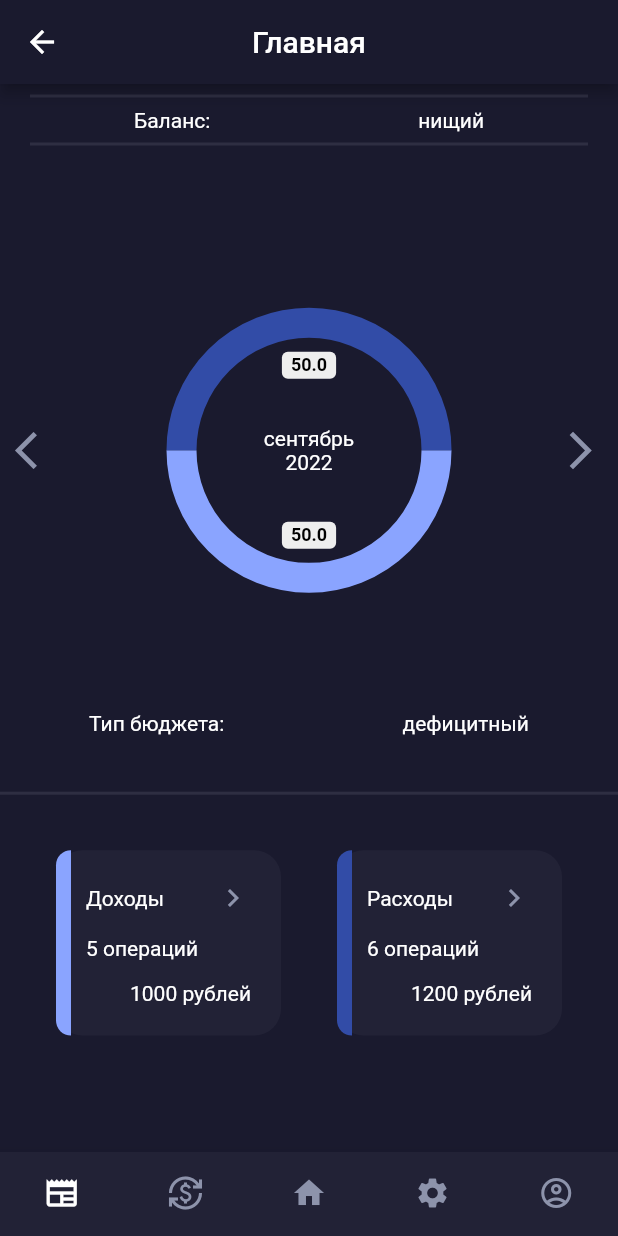
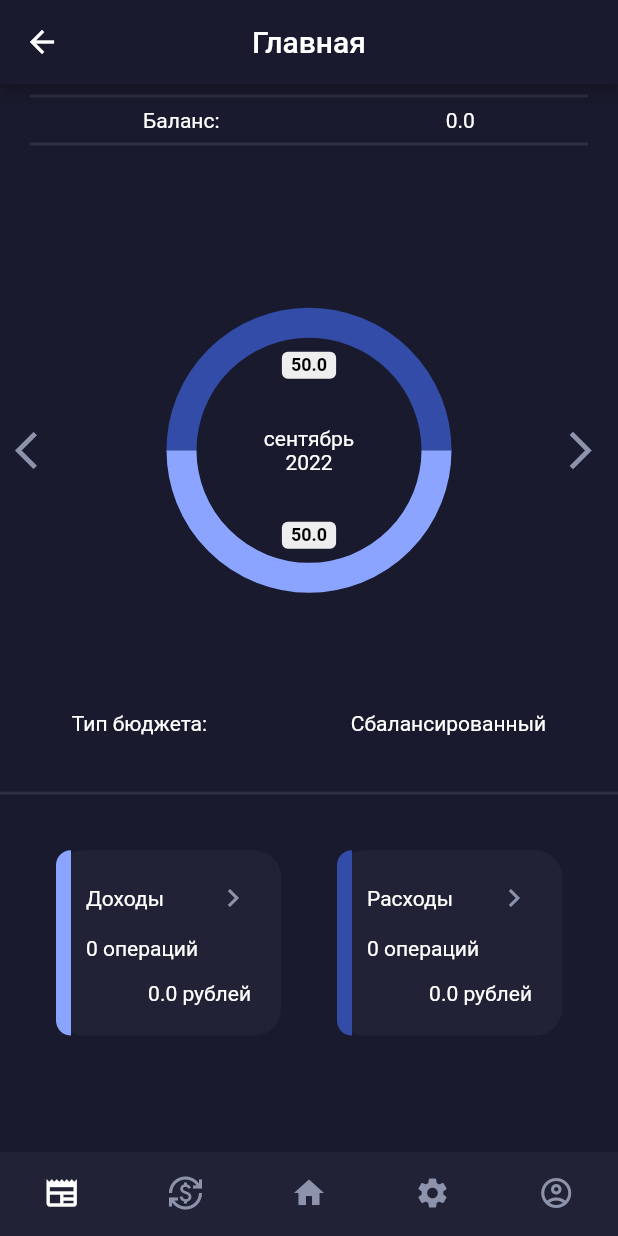
Before and after one commit to EvseevArtem26/SugarDuck, a Flutter app: the HomePage screen opened by its route, on a phone screen of 412 x 824 dp. Run offline on Flutter 3.47's test engine with Material 2 defaults, Android fonts, the phone set to English and light mode, and no system bars; drawn by our look-alikes of card_swiper, pie_chart; our stand-ins replace dropdown_button2, google_fonts, sqflite; accounts and stored records are empty.

Commit message:
Base functionality of home page

```diff
--- a/lib/database_utility/client_manager.dart
+++ b/lib/database_utility/client_manager.dart
@@ -3,11 +3,19 @@ import 'package:sugar_duck/database_entities/client.dart';
 
 class ClientManager {
   static int currentClientID = -1;
+  static bool isConfirmed = false;
 
   static newClient(Client newClient) async {
     final db = await DatabaseManager.db.database;
     var table = await db.rawQuery("SELECT MAX(id)+1 as id FROM Client");
-    int id = int.parse(table.first["id"].toString());
+    print(table);
+    var t = table.first["id"];
+    int id = 0;
+    if (t != null)
+    {
+      int id = int.parse(t.toString());
+    }
+
     newClient.id = id;
 
     var res = await db.insert("Client", newClient.toJson());
@@ -20,11 +28,21 @@ class ClientManager {
     return res.isNotEmpty ? Client.fromJson(res.first) : null;
   }
 
+  static confirm(String email, String password) async {
+    final db = await DatabaseManager.db.database;
+    getAllClients();
+    var res = await db.query("Client",
+        where: "email = ? AND password = ?", whereArgs: [email, password]);
+    isConfirmed = res.isNotEmpty;
+    currentClientID = int.parse(res.first["id"].toString());
+    print("Client id $currentClientID");
+  }
+
   static getAllClients() async {
     final db = await DatabaseManager.db.database;
     var res = await db.query("Client");
     List<Client> clients =
-    res.isNotEmpty ? res.map((json) => Client.fromJson(json)).toList() : [];
+        res.isNotEmpty ? res.map((json) => Client.fromJson(json)).toList() : [];
     return clients;
   }
 
--- a/lib/database_utility/operation_manager.dart
+++ b/lib/database_utility/operation_manager.dart
@@ -19,6 +19,33 @@ class OperationManager {
     return res.isNotEmpty ? Operation.fromJson(res.first) : null;
   }
 
+  static getIncomeOperationsCount() async {
+    final db = await DatabaseManager.db.database;
+    var res = await db.rawQuery("SELECT count(*) as count from Operation where type == \"income\"");
+    var temp = res.first["count"];
+    return temp ?? 0;
+  }
+  static getIncomeOperationsSum() async {
+    final db = await DatabaseManager.db.database;
+    var res = await db.rawQuery("SELECT sum(sum) as sum from Operation where type == \"income\"");
+    var temp = res.first["sum"];
+    return temp ?? 0;
+  }
+
+  static getExpenseOperationsCount() async {
+    final db = await DatabaseManager.db.database;
+    var res = await db.rawQuery("SELECT count(*) as count from Operation where type == \"expense\"");
+    var temp = res.first["count"];
+    return temp ?? 0;
+  }
+
+  static getExpenseOperationsSum() async {
+    final db = await DatabaseManager.db.database;
+    var res = await db.rawQuery("SELECT sum(sum) as sum from Operation where type == \"expense\"");
+    var temp = res.first["sum"];
+    return temp ?? 0;
+  }
+
   static getAllOperations() async {
     final db = await DatabaseManager.db.database;
     var res = await db.query("Operation");
@@ -29,7 +56,10 @@ class OperationManager {
 
   static getSumOfOperations() async {
     final db = await DatabaseManager.db.database;
-    var res = await db.rawQuery("select sum(sum) from Operations");
+
+    var res = await db.rawQuery("select sum(sum) as sum from Operation");
+    var temp = res.first["sum"];
+    return temp ?? 0;
   }
 
   static updateOperation(Operation operationForUpdate) async {
--- a/lib/main.dart
+++ b/lib/main.dart
@@ -1,5 +1,6 @@
 import 'package:flutter/material.dart';
 import 'package:pie_chart/pie_chart.dart';
+import 'package:sugar_duck/database_utility/operation_manager.dart';
 import 'package:sugar_duck/registration.dart';
 import 'settings.dart';
 import 'package:card_swiper/card_swiper.dart';
@@ -21,8 +22,6 @@ void main() {
 class MyApp extends StatelessWidget {
   const MyApp({Key? key}) : super(key: key);
 
-
-
   // This widget is the root of your application.
   @override
   Widget build(BuildContext context) {
@@ -38,7 +37,9 @@ class MyApp extends StatelessWidget {
           '/register': (context) => RegistrationPage(),
           '/home': (context) => HomePage(title: "Главная"),
           '/income': (context) => IncomePage(initialType: 0),
-        '/expense': (context) => IncomePage(initialType: 1,),
+          '/expense': (context) => IncomePage(
+                initialType: 1,
+              ),
           '/category': (context) => CategoryPage(title: "Категория"),
           '/operation': (context) => OperationPage(),
           '/exchange': (context) => ExchangePage(),
@@ -47,8 +48,7 @@ class MyApp extends StatelessWidget {
           '/article': (context) => ArticlePage(),
           '/account': (context) => AccountPage(),
           '/account/email': (context) => EmailChangePage()
-			}
-    );
+        });
   }
 }
 
@@ -63,6 +63,14 @@ class HomePage extends StatefulWidget {
 
 class _HomePageState extends State<HomePage> {
   int _bottomNavBarIndex = 0;
+
+  double operationSum = 0;
+  int incomeCount = 0;
+  int expenseCount = 0;
+
+  double incomeSum = 0;
+  double expenseSum = 0;
+
   Map<String, double> dataMap = {
     "Доходы": 50,
     "Расходы": 50,
@@ -71,6 +79,34 @@ class _HomePageState extends State<HomePage> {
     Color.fromARGB(255, 138, 164, 255),
     Color.fromARGB(255, 50, 76, 167)
   ];
+
+  void update() async {
+
+    var temp = await OperationManager.getSumOfOperations();
+    operationSum = double.parse(temp.toString());
+
+    temp = await OperationManager.getIncomeOperationsCount();
+    incomeCount = int.parse(temp.toString());
+
+    temp = await OperationManager.getExpenseOperationsCount();
+    expenseCount = int.parse(temp.toString());
+
+    temp = await OperationManager.getIncomeOperationsSum();
+    incomeSum = double.parse(temp.toString());
+
+    temp = await OperationManager.getExpenseOperationsSum();
+    expenseSum = double.parse(temp.toString());
+
+    dataMap["Доходы"] = incomeSum;
+    dataMap["Расходы"] = expenseSum;
+
+  }
+
+  @override
+  void initState() {
+    super.initState();
+    update();
+  }
 
   @override
   Widget build(BuildContext context) {
@@ -84,13 +120,13 @@ class _HomePageState extends State<HomePage> {
             alignment: Alignment.center,
             color: Color.fromARGB(255, 26, 26, 46),
             child: Column(
-					crossAxisAlignment:  CrossAxisAlignment.center,
+                crossAxisAlignment: CrossAxisAlignment.center,
                 mainAxisAlignment: MainAxisAlignment.spaceBetween,
                 children: [
                   // Баланс
                   Container(
                       width: double.infinity,
-							height:  MediaQuery.of(context).size.height*0.1,
+                      height: MediaQuery.of(context).size.height * 0.1,
                       padding: const EdgeInsets.symmetric(horizontal: 20),
                       child: Column(
                         children: [
@@ -101,18 +137,14 @@ class _HomePageState extends State<HomePage> {
                           Row(
                             mainAxisAlignment: MainAxisAlignment.spaceAround,
                             crossAxisAlignment: CrossAxisAlignment.center,
-							    	children: const [
-							    		Text(
+                            children: [
+                              const Text(
                                 "Баланс:",
-                        style: TextStyle(
-                          color: Colors.white
-                        ),
+                                style: TextStyle(color: Colors.white),
                               ),
                               Text(
-                        "нищий",
-                        style: TextStyle(
-                          color: Colors.white
-                        ),
+                                operationSum.toString(),
+                                style: const TextStyle(color: Colors.white),
                               )
                             ],
                           ),
@@ -121,37 +153,30 @@ class _HomePageState extends State<HomePage> {
                             thickness: 2,
                           ),
                         ],
-							)
-						),
+                      )),
                   // Диаграмма
                   Container(
                       width: double.infinity,
-							height: MediaQuery.of(context).size.height*0.35,
+                      height: MediaQuery.of(context).size.height * 0.35,
                       child: Swiper(
-                itemBuilder:(BuildContext context, int index){
-                  return Stack(
-                    children: [
+                          itemBuilder: (BuildContext context, int index) {
+                            return Stack(children: [
                               PieChart(
                                 dataMap: dataMap,
                                 colorList: colorList,
                                 chartType: ChartType.ring,
                                 chartRadius: 170,
-                        legendOptions: LegendOptions(
-                          showLegends: false
-                        ),
+                                legendOptions:
+                                    LegendOptions(showLegends: false),
                               ),
                               Center(
-                        child: Text(
-                          "cентябрь\n2022",
+                                child: Text("cентябрь\n2022",
                                     textAlign: TextAlign.center,
                                     style: TextStyle(
                                       color: Colors.white,
-
+                                    )),
                               )
-                        ),
-                      )
-                    ]
-                  );
+                            ]);
                           },
                           itemCount: 3,
                           loop: false,
@@ -159,36 +184,33 @@ class _HomePageState extends State<HomePage> {
                             color: Color.fromARGB(255, 141, 147, 171),
                             disableColor: Colors.transparent,
                             padding: EdgeInsets.all(10),
-                )
-              )
-						),
+                          ))),
                   // Тип бюджета
                   Container(
                       width: double.infinity,
-							height:  MediaQuery.of(context).size.height*0.05,
+                      height: MediaQuery.of(context).size.height * 0.05,
                       child: Row(
                         mainAxisAlignment: MainAxisAlignment.spaceAround,
                         crossAxisAlignment: CrossAxisAlignment.center,
-								children: const [
-									Text(
+                        children: [
+                          const Text(
                             "Тип бюджета:",
-                    style: TextStyle(
-                      color: Colors.white
-                    ),
+                            style: TextStyle(color: Colors.white),
                           ),
                           Text(
-                    "дефицитный",
-                    style: TextStyle(
-                      color: Colors.white
-                    ),
+                            (operationSum == 0)
+                                ? "Сбалансированный"
+                                : (operationSum > 0)
+                                    ? "Профицитный"
+                                    : "Дефицитный",
+                            style: const TextStyle(color: Colors.white),
                           )
                         ],
-							)
-						),
+                      )),
                   // Расходы/доходы
                   Container(
                       width: double.infinity,
-							height: MediaQuery.of(context).size.height*0.3,
+                      height: MediaQuery.of(context).size.height * 0.3,
                       child: Column(
                         mainAxisAlignment: MainAxisAlignment.start,
                         children: [
@@ -206,63 +228,70 @@ class _HomePageState extends State<HomePage> {
                             crossAxisAlignment: CrossAxisAlignment.center,
                             children: [
                               GestureDetector(
-                        onTap: (){
+                                onTap: () {
                                   Navigator.pushNamed(context, '/income');
                                 },
                                 child: Container(
                                     width: 150,
-                          height:  MediaQuery.of(context).size.height*0.15,
+                                    height: MediaQuery.of(context).size.height *
+                                        0.15,
                                     decoration: BoxDecoration(
-                            color: const Color.fromARGB(255, 34, 34, 54),
-                            borderRadius: BorderRadius.circular(18)
-                          ),
+                                        color: const Color.fromARGB(
+                                            255, 34, 34, 54),
+                                        borderRadius:
+                                            BorderRadius.circular(18)),
                                     child: Row(
                                       children: [
                                         Container(
                                           width: 10,
                                           height: double.infinity,
                                           decoration: const BoxDecoration(
-                                  color: Color.fromARGB(255, 138, 164, 255),
-                                  borderRadius: BorderRadius.horizontal(left: Radius.circular(18))
-                                ),
+                                              color: Color.fromARGB(
+                                                  255, 138, 164, 255),
+                                              borderRadius:
+                                                  BorderRadius.horizontal(
+                                                      left:
+                                                          Radius.circular(18))),
                                         ),
                                         Container(
                                           width: 140,
                                           height: double.infinity,
-                                padding: const EdgeInsets.fromLTRB(10, 20, 20, 20),
+                                          padding: const EdgeInsets.fromLTRB(
+                                              10, 20, 20, 20),
                                           child: Column(
-                                  mainAxisAlignment: MainAxisAlignment.spaceBetween,
-                                  crossAxisAlignment: CrossAxisAlignment.start,
+                                            mainAxisAlignment:
+                                                MainAxisAlignment.spaceBetween,
+                                            crossAxisAlignment:
+                                                CrossAxisAlignment.start,
                                             children: [
                                               Row(
-                                      mainAxisAlignment: MainAxisAlignment.spaceBetween,
+                                                mainAxisAlignment:
+                                                    MainAxisAlignment
+                                                        .spaceBetween,
                                                 children: const [
                                                   Text(
                                                     "Доходы",
                                                     style: TextStyle(
-                                            color: Colors.white
+                                                        color: Colors.white),
                                                   ),
-                                        ),
-                                        Icon(
-                                          Icons.chevron_right,
-                                          color: Color.fromARGB(255, 141, 147, 171)
-                                        )
+                                                  Icon(Icons.chevron_right,
+                                                      color: Color.fromARGB(
+                                                          255, 141, 147, 171))
                                                 ],
                                               ),
-                                    const Text(
-                                      "5 операций",
-                                      style: TextStyle(
-                                        color: Colors.white
-                                      ),
+                                              Text(
+                                                "$incomeCount операций",
+                                                style: const TextStyle(
+                                                    color: Colors.white),
                                               ),
                                               Row(
-                                      mainAxisAlignment: MainAxisAlignment.end,
-                                      children: const [
+                                                mainAxisAlignment:
+                                                    MainAxisAlignment.end,
+                                                children: [
                                                   Text(
-                                          "1000 рублей",
-                                          style: TextStyle(
-                                            color: Colors.white
-                                          ),
+                                                    "$incomeSum рублей",
+                                                    style: const TextStyle(
+                                                        color: Colors.white),
                                                   ),
                                                 ],
                                               )
@@ -270,18 +299,19 @@ class _HomePageState extends State<HomePage> {
                                           ),
                                         ),
                                       ],
-                          )
-                        ),
+                                    )),
                               ),
                               GestureDetector(
-                        onTap: (){
+                                onTap: () {
                                   Navigator.pushNamed(context, '/expense');
                                 },
                                 child: Container(
                                     width: 150,
-                          height:  MediaQuery.of(context).size.height*0.15,
+                                    height: MediaQuery.of(context).size.height *
+                                        0.15,
                                     decoration: BoxDecoration(
-                            color: const Color.fromARGB(255, 34, 34, 54),
+                                      color:
+                                          const Color.fromARGB(255, 34, 34, 54),
                                       borderRadius: BorderRadius.circular(18),
                                     ),
                                     child: Row(
@@ -290,47 +320,52 @@ class _HomePageState extends State<HomePage> {
                                           width: 10,
                                           height: double.infinity,
                                           decoration: const BoxDecoration(
-                                  color: Color.fromARGB(255, 50, 76, 167),
-                                  borderRadius: BorderRadius.horizontal(left: Radius.circular(18))
-                                ),
+                                              color: Color.fromARGB(
+                                                  255, 50, 76, 167),
+                                              borderRadius:
+                                                  BorderRadius.horizontal(
+                                                      left:
+                                                          Radius.circular(18))),
                                         ),
                                         Container(
                                           width: 140,
                                           height: double.infinity,
-                                padding: const EdgeInsets.fromLTRB(10, 20, 20, 20),
+                                          padding: const EdgeInsets.fromLTRB(
+                                              10, 20, 20, 20),
                                           child: Column(
-                                  mainAxisAlignment: MainAxisAlignment.spaceBetween,
-                                  crossAxisAlignment: CrossAxisAlignment.start,
+                                            mainAxisAlignment:
+                                                MainAxisAlignment.spaceBetween,
+                                            crossAxisAlignment:
+                                                CrossAxisAlignment.start,
                                             children: [
                                               Row(
-                                      mainAxisAlignment: MainAxisAlignment.spaceBetween,
+                                                mainAxisAlignment:
+                                                    MainAxisAlignment
+                                                        .spaceBetween,
                                                 children: const [
                                                   Text(
                                                     "Расходы",
                                                     style: TextStyle(
-                                          color: Colors.white
+                                                        color: Colors.white),
                                                   ),
-                                        ),
-                                        Icon(
-                                          Icons.chevron_right,
-                                          color: Color.fromARGB(255, 141, 147, 171)
-                                        )
+                                                  Icon(Icons.chevron_right,
+                                                      color: Color.fromARGB(
+                                                          255, 141, 147, 171))
                                                 ],
                                               ),
-                                    const Text(
-                                      "6 операций",
-                                      style: TextStyle(
-                                        color: Colors.white
-                                      ),
+                                              Text(
+                                                "$expenseCount операций",
+                                                style: const TextStyle(
+                                                    color: Colors.white),
                                               ),
                                               Row(
-                                      mainAxisAlignment: MainAxisAlignment.end,
-                                        children: const[
+                                                mainAxisAlignment:
+                                                    MainAxisAlignment.end,
+                                                children: [
                                                   Text(
-                                            "1200 рублей",
-                                            style: TextStyle(
-                                              color: Colors.white
-                                            ),
+                                                    "$expenseSum рублей",
+                                                    style: const TextStyle(
+                                                        color: Colors.white),
                                                   ),
                                                 ],
                                               )
@@ -338,19 +373,13 @@ class _HomePageState extends State<HomePage> {
                                           ),
                                         ),
                                       ],
-                          )
-                        ),
+                                    )),
                               ),
                             ],
                           ),
                         ],
-							)
-						)
-					]
-				)
-      ),
-			bottomNavigationBar: const NavBar()
-
-    );
+                      ))
+                ])),
+        bottomNavigationBar: const NavBar());
   }
 }
```
Lines whose indentation alone changed are shown as unchanged.
